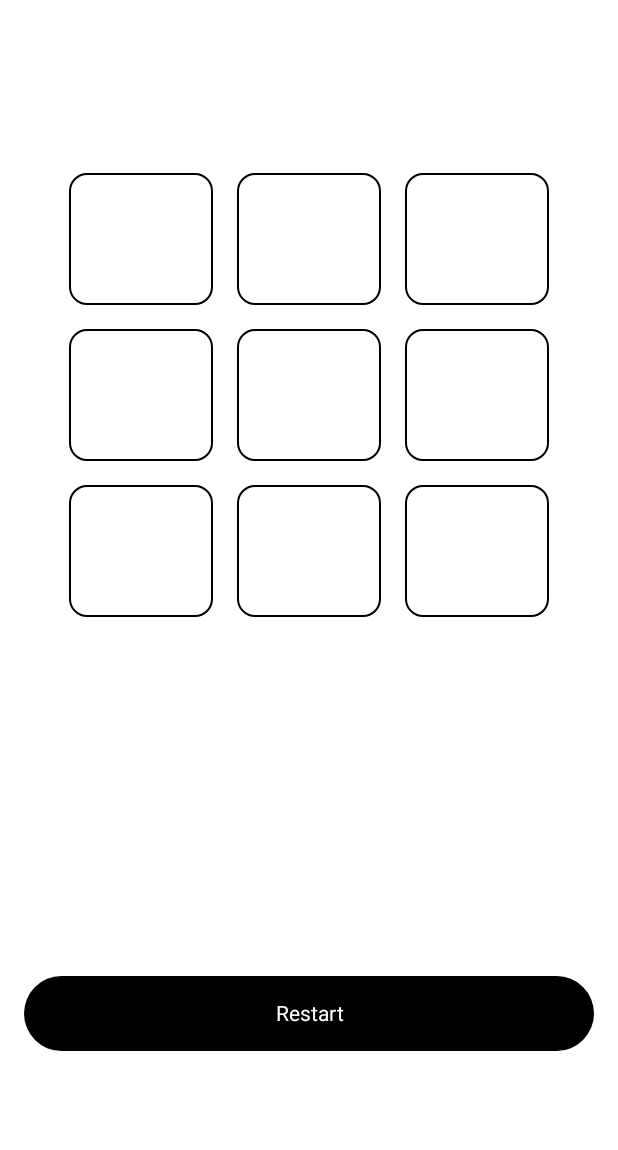
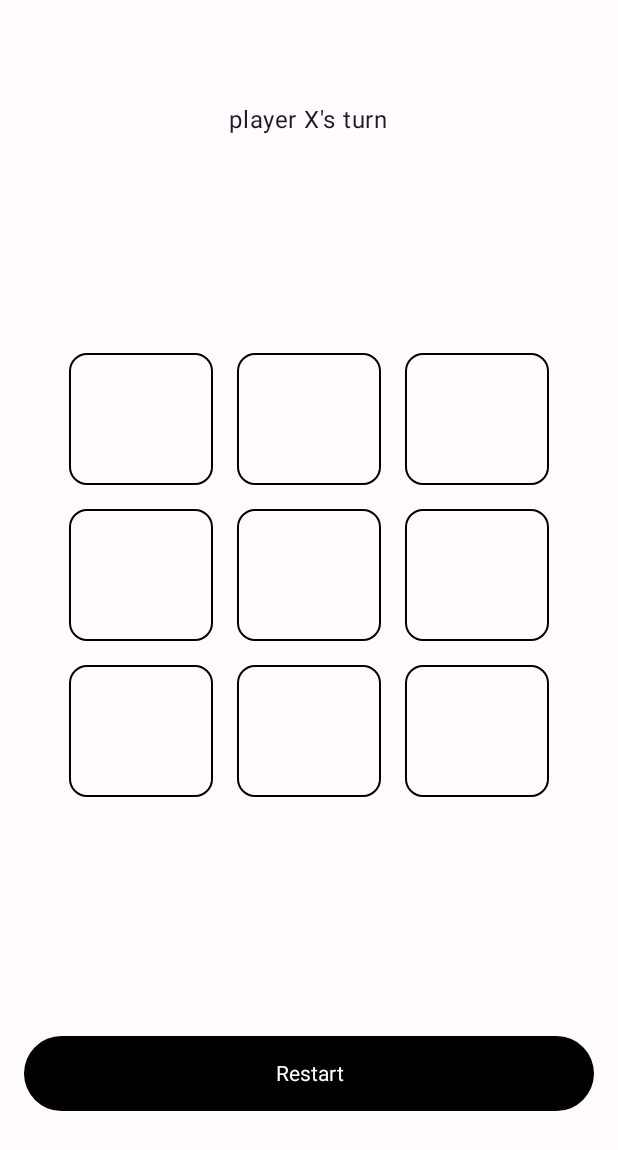
Before and after one commit to braydonfort/TicTacToe, an Android app built with Jetpack Compose: the screen it shows after launch (MainActivity), after a tap on "Restart", on a phone screen of 412 x 824 dp. Shown: the top 1150 px of the screen. Run offline under Robolectric (Android 15) with nearby library versions, the phone set to English and light mode, and no system bars.

Commit message:
Fixed some formatting issues

```diff
--- a/app/src/main/java/com/example/tictactoe/MainActivity.kt
+++ b/app/src/main/java/com/example/tictactoe/MainActivity.kt
@@ -23,6 +23,7 @@ import androidx.compose.material3.Surface
 import androidx.compose.material3.Text
 import androidx.compose.material3.TextButton
 import androidx.compose.runtime.Composable
+import androidx.compose.runtime.remember
 import androidx.compose.ui.Alignment
 import androidx.compose.ui.Modifier
 import androidx.compose.ui.graphics.Color
@@ -46,12 +47,13 @@ class MainActivity : ComponentActivity() {
                 Scaffold {
                     it.calculateBottomPadding()
                     // A surface container using the 'background' color from the theme
-                    Surface(color = Color.White) {
+                    Surface {
                         Column(
                             horizontalAlignment = Alignment.CenterHorizontally,
                             verticalArrangement = Arrangement.SpaceAround,
                             modifier = Modifier.fillMaxHeight()
                         ) {
+                            Text("player ${mainViewModel.currentPlayer.value}\'s turn")
                             ButtonGrid(board = mainViewModel.board, mainViewModel::play)
 
                             if (mainViewModel.isGameOver) {
@@ -102,7 +104,7 @@ fun TicTacToeButton(text: String, onclick: () -> Unit) {
     Box(modifier = Modifier.padding(8.dp)) {
         TextButton(
             shape = MaterialTheme.shapes.medium,
-            border = BorderStroke(1.dp, Color.Black),
+            border = BorderStroke(1.dp, MaterialTheme.colorScheme.onSurface),
             onClick = onclick,
             enabled = text.isBlank()
         ) {
@@ -110,9 +112,9 @@ fun TicTacToeButton(text: String, onclick: () -> Unit) {
                 text = text,
                 style = TextStyle(
                     fontSize = 35.sp,
-                    color = Color.Black,
                     fontFamily = FontFamily.Monospace
                 ),
+                color = MaterialTheme.colorScheme.onSurface,
                 modifier = Modifier.padding(16.dp).size(40.dp).fillMaxHeight().align(Alignment.CenterVertically),
                 textAlign = TextAlign.Center
             )
--- a/app/src/main/java/com/example/tictactoe/TicTacToeViewModel.kt
+++ b/app/src/main/java/com/example/tictactoe/TicTacToeViewModel.kt
@@ -13,8 +13,7 @@ class TicTacToeViewModel: ViewModel() {
 
     var board by mutableStateOf(arrayListOf("", "", "", "", "", "", "", "", ""))
 
-
-    private var currentPlayer = "X" //Whos turn it currently is set to X by default
+    val currentPlayer = mutableStateOf("X") //Whos turn it currently is set to X by default
     private var playerX = "X"
     private var playerO = "O"
 
@@ -23,17 +22,17 @@ class TicTacToeViewModel: ViewModel() {
         if (isGameOver) return
 
         if (board[move] == "") {
-            if (currentPlayer == playerX) {
+            if (currentPlayer.value == playerX) {
                 board = ArrayList(board.toMutableList().also {
                     it[move] = playerX
                 })
-                currentPlayer = playerO
+                currentPlayer.value = playerO
 
             } else {
                 board = ArrayList(board.toMutableList().also {
                     it[move] = playerO
                 })
-                currentPlayer = playerX
+                currentPlayer.value = playerX
 
             }
         }
@@ -50,6 +49,7 @@ class TicTacToeViewModel: ViewModel() {
     fun reset() {
         isGameOver = false
         board = arrayListOf("", "", "", "", "", "", "", "", "")
+        currentPlayer.value = playerX
     }
 
     /**
@@ -65,6 +65,12 @@ class TicTacToeViewModel: ViewModel() {
      * Determines if the game is won
      * */
     fun isGameWon(board: ArrayList<String>, player: String): Boolean =
+        // The array containing the moves the players have made can be visualized as:
+        // [0][1][2]
+        // [3][4][5]
+        // [6][7][8]
+        // so, if player x has made a move in boxes 0, 3, and 6 that would mean that they have won.
+
         //check rows
         if (board[0] == player && board[1] == player && board[2] == player) true
         else if (board[3] == player && board[4] == player && board[5] == player) true
--- a/app/src/main/java/com/example/tictactoe/ui/theme/Theme.kt
+++ b/app/src/main/java/com/example/tictactoe/ui/theme/Theme.kt
@@ -10,6 +10,7 @@ import androidx.compose.material3.dynamicLightColorScheme
 import androidx.compose.material3.lightColorScheme
 import androidx.compose.runtime.Composable
 import androidx.compose.runtime.SideEffect
+import androidx.compose.ui.graphics.Color
 import androidx.compose.ui.graphics.toArgb
 import androidx.compose.ui.platform.LocalContext
 import androidx.compose.ui.platform.LocalView
@@ -18,38 +19,33 @@ import androidx.core.view.WindowCompat
 private val DarkColorScheme = darkColorScheme(
     primary = Purple80,
     secondary = PurpleGrey80,
-    tertiary = Pink80
+    tertiary = Pink80,
+    onSurface = Color.White,
+
+
 )
 
 private val LightColorScheme = lightColorScheme(
     primary = Purple40,
     secondary = PurpleGrey40,
-    tertiary = Pink40
-
-    /* Other default colors to override
+    tertiary = Pink40,
     background = Color(0xFFFFFBFE),
     surface = Color(0xFFFFFBFE),
     onPrimary = Color.White,
     onSecondary = Color.White,
     onTertiary = Color.White,
     onBackground = Color(0xFF1C1B1F),
-    onSurface = Color(0xFF1C1B1F),
-    */
+    onSurface = Color.Black,
+
 )
 
 @Composable
 fun TicTacToeTheme(
     darkTheme: Boolean = isSystemInDarkTheme(),
     // Dynamic color is available on Android 12+
-    dynamicColor: Boolean = true,
     content: @Composable () -> Unit
 ) {
     val colorScheme = when {
-        dynamicColor && Build.VERSION.SDK_INT >= Build.VERSION_CODES.S -> {
-            val context = LocalContext.current
-            if (darkTheme) dynamicDarkColorScheme(context) else dynamicLightColorScheme(context)
-        }
-
         darkTheme -> DarkColorScheme
         else -> LightColorScheme
     }
```
